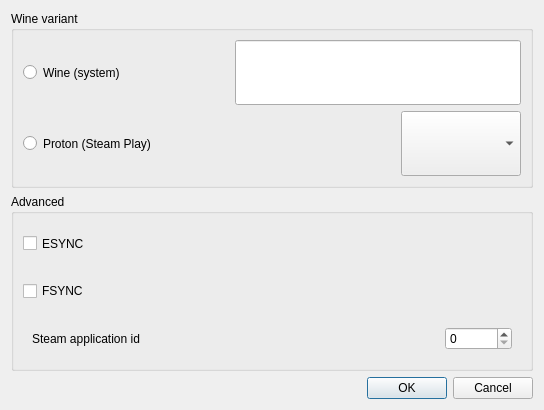
opentrack/opentrack, file proto-wine/ftnoir_winecontrols.ui: the form before one commit.
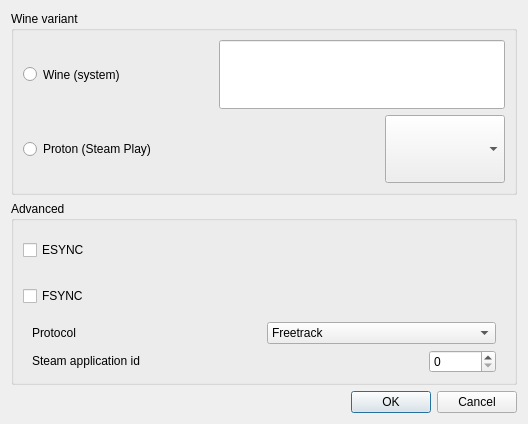
The form after the commit. Icons and pictures are not drawn.

Commit message:
proto/wine: allow disabling freetrack/npclient
Fixes #1042

Diff of the .ui file:
```diff
--- a/proto-wine/ftnoir_winecontrols.ui
+++ b/proto-wine/ftnoir_winecontrols.ui
@@ -9,8 +9,8 @@
    <rect>
     <x>0</x>
     <y>0</y>
-    <width>544</width>
-    <height>410</height>
+    <width>528</width>
+    <height>424</height>
    </rect>
   </property>
   <property name="windowTitle">
@@ -100,6 +100,9 @@
       <string>Advanced</string>
      </property>
      <layout class="QVBoxLayout" name="verticalLayout_2">
+      <property name="spacing">
+       <number>6</number>
+      </property>
       <item>
        <widget class="QCheckBox" name="esync">
         <property name="sizePolicy">
@@ -132,19 +135,81 @@
         </property>
        </widget>
       </item>
+      <item>
+       <widget class="QWidget" name="widget_2" native="true">
+        <property name="sizePolicy">
+         <sizepolicy hsizetype="Preferred" vsizetype="Maximum">
+          <horstretch>0</horstretch>
+          <verstretch>0</verstretch>
+         </sizepolicy>
+        </property>
+        <layout class="QHBoxLayout" name="horizontalLayout_2">
+         <property name="topMargin">
+          <number>0</number>
+         </property>
+         <property name="bottomMargin">
+          <number>0</number>
+         </property>
+         <item>
+          <widget class="QLabel" name="label_2">
+           <property name="sizePolicy">
+            <sizepolicy hsizetype="Preferred" vsizetype="Maximum">
+             <horstretch>0</horstretch>
+             <verstretch>0</verstretch>
+            </sizepolicy>
+           </property>
+           <property name="text">
+            <string>Protocol</string>
+           </property>
+          </widget>
+         </item>
+         <item>
+          <widget class="QComboBox" name="protocol_selection">
+           <property name="sizePolicy">
+            <sizepolicy hsizetype="Preferred" vsizetype="Maximum">
+             <horstretch>0</horstretch>
+             <verstretch>0</verstretch>
+            </sizepolicy>
+           </property>
+           <item>
+            <property name="text">
+             <string>Freetrack</string>
+            </property>
+           </item>
+           <item>
+            <property name="text">
+             <string>NPClient</string>
+            </property>
+           </item>
+           <item>
+            <property name="text">
+             <string>Both</string>
+            </property>
+           </item>
+          </widget>
+         </item>
+        </layout>
+       </widget>
+      </item>
       <item>
        <widget class="QWidget" name="widget" native="true">
         <property name="sizePolicy">
-         <sizepolicy hsizetype="Expanding" vsizetype="Preferred">
+         <sizepolicy hsizetype="Expanding" vsizetype="Maximum">
           <horstretch>0</horstretch>
           <verstretch>0</verstretch>
          </sizepolicy>
         </property>
         <layout class="QHBoxLayout" name="horizontalLayout">
+         <property name="topMargin">
+          <number>0</number>
+         </property>
+         <property name="bottomMargin">
+          <number>0</number>
+         </property>
          <item>
           <widget class="QLabel" name="label">
            <property name="sizePolicy">
-            <sizepolicy hsizetype="Preferred" vsizetype="Preferred">
+            <sizepolicy hsizetype="Preferred" vsizetype="Maximum">
              <horstretch>0</horstretch>
              <verstretch>0</verstretch>
             </sizepolicy>
```
Left out of the diff: 52 changed lines with no effect on the pictures. The commit also changes 8 other files.
